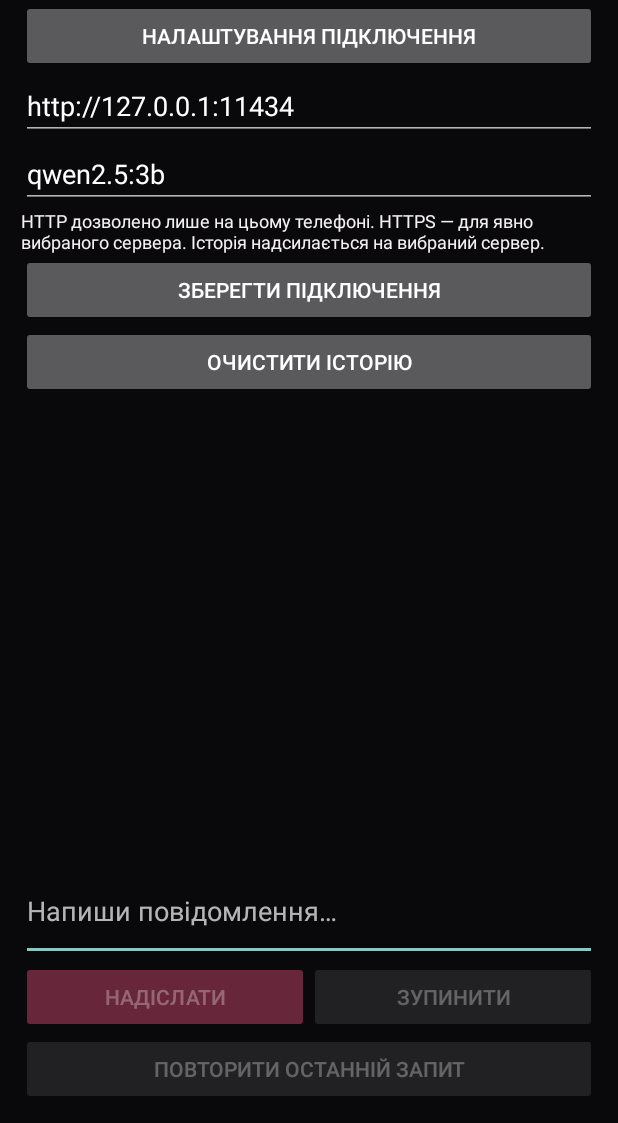
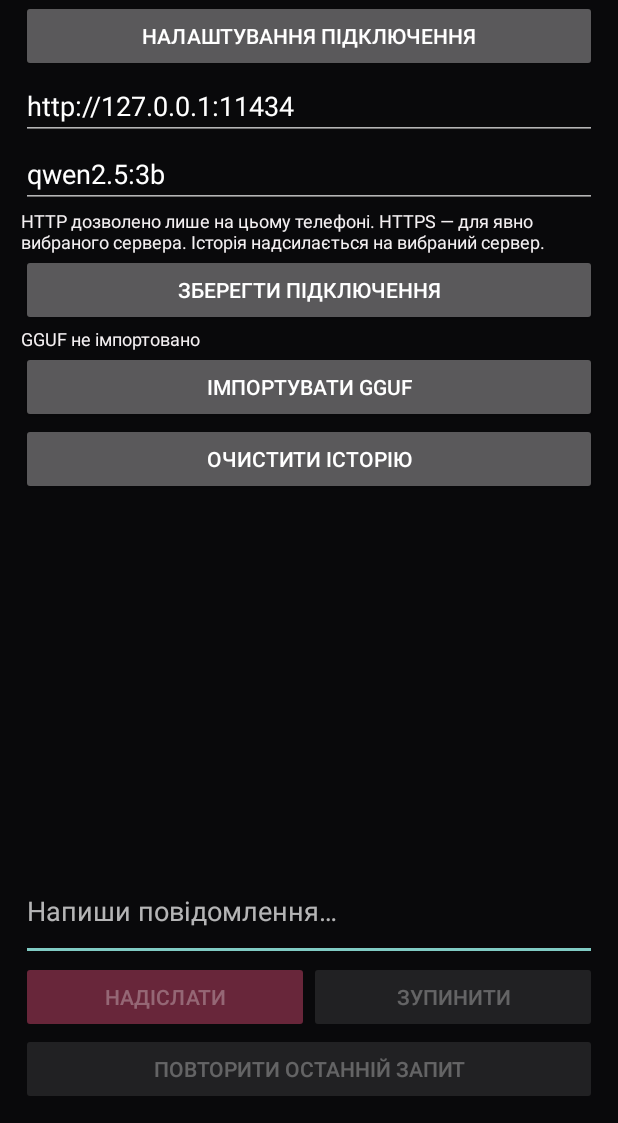
Before and after one commit to mazerfaker/HATORI-AI, an Android app: the screen it shows after launch (MainActivity), after a tap on "НАЛАШТУВАННЯ ПІДКЛЮЧЕННЯ", on a phone screen of 412 x 824 dp, the part 113-1236 px from its top. Run offline under Robolectric (Android 15) with nearby library versions, the phone set to English and light mode, and no system bars; 1 statement that could not run was skipped.

Commit message:
Add technical GGUF import control without redesigning chat

```diff
--- a/android/app/src/main/java/com/hatoriel/app/MainActivity.java
+++ b/android/app/src/main/java/com/hatoriel/app/MainActivity.java
@@ -23,7 +23,10 @@ public final class MainActivity extends Activity {
     private EditText input, endpoint, modelField;
     private Button send,stop,clear;
     private ChatTransport active;
-    private boolean ready,destroyed;
+    private boolean ready,destroyed,importing;
+    private TextView localModelStatus;
+    private Button importModel;
+    private Thread importWorker;
     private int dp(int value){return Math.round(value*getResources().getDisplayMetrics().density);}
     private TextView label(String value,int size){TextView t=new TextView(this);t.setText(value);t.setTextSize(size);t.setTextColor(0xfff4f0f2);return t;}
     private EditText field(String value,String hint){EditText e=new EditText(this);e.setText(value);e.setHint(hint);e.setSingleLine(true);return e;}
@@ -44,7 +47,7 @@ public final class MainActivity extends Activity {
         draftView=label(draftText,16);draftView.setTextColor(0xfff4f0f2);draftView.setPadding(dp(12),dp(10),dp(12),dp(10));draftView.setBackgroundColor(0xff161417);draftView.setVisibility(active==null?View.GONE:View.VISIBLE);messages.addView(draftView);
         scroll.post(()->scroll.fullScroll(View.FOCUS_DOWN));
     }
-    private void busy(boolean value){send.setEnabled(ready&&!value);stop.setEnabled(value);clear.setEnabled(!value);retry.setEnabled(ready&&!value&&history.length()>0);endpoint.setEnabled(!value);modelField.setEnabled(!value);}
+    private void busy(boolean value){send.setEnabled(ready&&!value);stop.setEnabled(value);clear.setEnabled(!value);retry.setEnabled(ready&&!value&&history.length()>0);endpoint.setEnabled(!value);modelField.setEnabled(!value);importModel.setEnabled(!value&&!importing);}
     @Override public void onCreate(Bundle state){
         super.onCreate(state);
         prefs=getSharedPreferences("hatoriel_chat",MODE_PRIVATE);
@@ -66,6 +69,10 @@ public final class MainActivity extends Activity {
             try{ChatTransport.endpoint(b);if(m.isEmpty())throw new IllegalArgumentException("Вкажи модель");
                 new AlertDialog.Builder(this).setTitle("Підтвердити сервер").setMessage("Повідомлення та частина історії надсилатимуться на "+b+". Продовжити?").setNegativeButton("Скасувати",null).setPositiveButton("Зберегти",(d,w)->{base=b;model=m;prefs.edit().putString("endpoint",b).putString("model",m).apply();settings.setVisibility(View.GONE);status.setText("Сервер налаштовано (ще не перевірено)");}).show();
             }catch(Exception e){status.setText(e.getMessage());}});
+        localModelStatus=label("Локальна модель: підготовка runtime",12);settings.addView(localModelStatus);
+        importModel=new Button(this);importModel.setText("Імпортувати GGUF");settings.addView(importModel);
+        importModel.setOnClickListener(v->{if(importing||active!=null)return;new AlertDialog.Builder(this).setTitle("Імпорт локальної моделі").setMessage("Файл копіюється в приватне сховище Hatoriel. Попередня локальна модель буде замінена після успішного імпорту. Запуск моделі ще експериментальний і не підключений.").setNegativeButton("Скасувати",null).setPositiveButton("Обрати файл",(d,w)->{android.content.Intent intent=new android.content.Intent(android.content.Intent.ACTION_OPEN_DOCUMENT);intent.setType("*/*");intent.addCategory(android.content.Intent.CATEGORY_OPENABLE);try{startActivityForResult(intent,71);}catch(android.content.ActivityNotFoundException e){status.setText("Файловий менеджер недоступний");}}).show();});
+        refreshLocalModel();
         clear=new Button(this);clear.setText("Очистити історію");settings.addView(clear);
         clear.setOnClickListener(v->new AlertDialog.Builder(this).setTitle("Видалити локальну історію?").setNegativeButton("Скасувати",null).setPositiveButton("Видалити",(d,w)->{if(active==null){history=new JSONArray();prefs.edit().remove("history").apply();render();}}).show());
         scroll=new ScrollView(this);messages=new LinearLayout(this);messages.setOrientation(LinearLayout.VERTICAL);scroll.addView(messages);root.addView(scroll,new LinearLayout.LayoutParams(-1,0,1));
@@ -110,5 +117,7 @@ public final class MainActivity extends Activity {
             });
         },"hatoriel-inference").start();
     }
-    @Override protected void onDestroy(){destroyed=true;if(active!=null)active.cancel();super.onDestroy();}
+    private void refreshLocalModel(){try{java.io.File file=ModelImport.selected(this);localModelStatus.setText(file.isFile()?String.format(java.util.Locale.ROOT,"GGUF: %.2f GiB · імпортовано, запуск ще недоступний",file.length()/1073741824.0):"GGUF не імпортовано");}catch(java.io.IOException e){localModelStatus.setText(e.getMessage());}}
+    @Override protected void onActivityResult(int request,int result,android.content.Intent data){super.onActivityResult(request,result,data);if(request!=71||result!=RESULT_OK||data==null||data.getData()==null||importing)return;android.net.Uri uri=data.getData();importing=true;importModel.setEnabled(false);localModelStatus.setText("Імпорт GGUF…");android.content.Context app=getApplicationContext();importWorker=new Thread(()->{String failure=null;try{ModelImport.copy(app,uri);}catch(Exception e){failure=e.getMessage();}final String error=failure;runOnUiThread(()->{if(destroyed)return;importing=false;importModel.setEnabled(active==null);if(error==null)refreshLocalModel();else localModelStatus.setText("Імпорт: "+error);});},"hatoriel-model-import");importWorker.start();}
+    @Override protected void onDestroy(){destroyed=true;if(importWorker!=null)importWorker.interrupt();if(active!=null)active.cancel();super.onDestroy();}
 }
```
